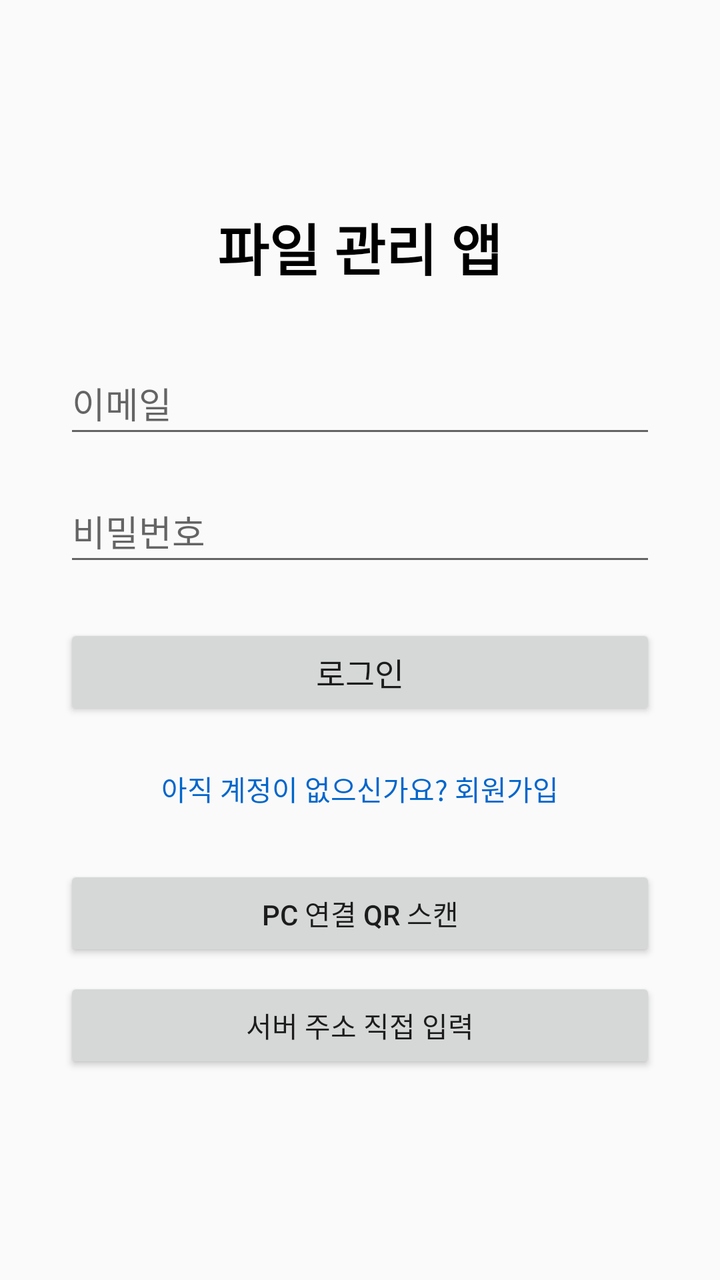
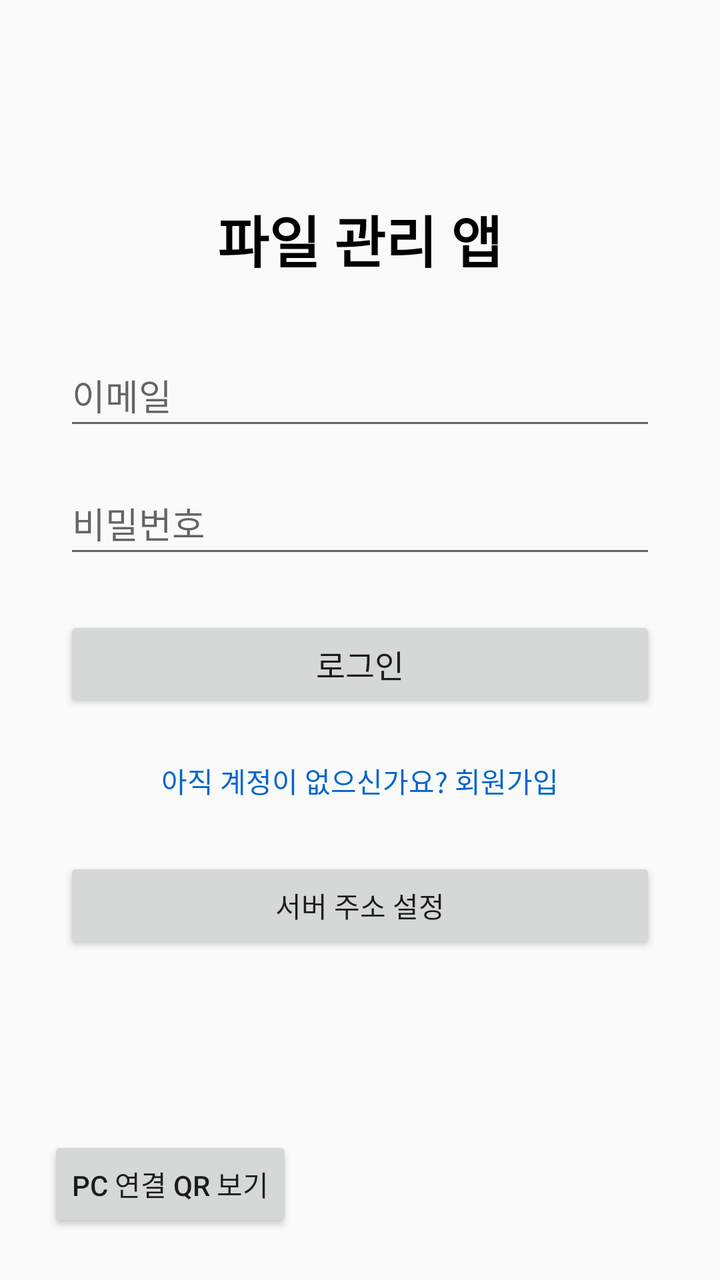

The first picture is an Android layout as it rendered before a commit; the second is the same layout after the commit. The layout source and the unified diff follow.
<!-- AndroidManifest.xml: application theme Theme.AppCompat.Light.NoActionBar -->
<!-- res/layout/activity_login.xml -->
<?xml version="1.0" encoding="utf-8"?>
<LinearLayout xmlns:android="http://schemas.android.com/apk/res/android"
    android:layout_width="match_parent"
    android:layout_height="match_parent"
    android:orientation="vertical"
    android:gravity="center"
    android:padding="32dp">

    <TextView
        android:layout_width="wrap_content"
        android:layout_height="wrap_content"
        android:text="파일 관리 앱"
        android:textSize="28sp"
        android:textStyle="bold"
        android:layout_marginBottom="32dp"
        android:textColor="#000000" />

    <EditText
        android:id="@+id/etEmail"
        android:layout_width="match_parent"
        android:layout_height="wrap_content"
        android:hint="이메일"
        android:inputType="textEmailAddress"
        android:minHeight="48dp" />

    <EditText
        android:id="@+id/etPassword"
        android:layout_width="match_parent"
        android:layout_height="wrap_content"
        android:hint="비밀번호"
        android:inputType="textPassword"
        android:minHeight="48dp"
        android:layout_marginTop="16dp" />

    <Button
        android:id="@+id/btnLogin"
        android:layout_width="match_parent"
        android:layout_height="wrap_content"
        android:text="로그인"
        android:textSize="16sp"
        android:layout_marginTop="24dp" />

    <TextView
        android:id="@+id/tvGoToSignup"
        android:layout_width="wrap_content"
        android:layout_height="wrap_content"
        android:text="아직 계정이 없으신가요? 회원가입"
        android:layout_marginTop="16dp"
        android:textColor="#0066CC"
        android:padding="8dp" />

    <Button
        android:id="@+id/btnScanPcQr"
        android:layout_width="match_parent"
        android:layout_height="wrap_content"
        android:text="PC 연결 QR 스캔"
        android:layout_marginTop="20dp" />

    <Button
        android:id="@+id/btnServerSettings"
        android:layout_width="match_parent"
        android:layout_height="wrap_content"
        android:text="서버 주소 직접 입력"
        android:layout_marginTop="8dp" />

</LinearLayout>
<!-- resources referenced by this layout -->
<resources>

</resources>

<!-- the commit's change to res/layout/activity_login.xml (unified diff, before → after) -->
@@ -1,66 +1,80 @@
 <?xml version="1.0" encoding="utf-8"?>
-<LinearLayout xmlns:android="http://schemas.android.com/apk/res/android"
+<FrameLayout xmlns:android="http://schemas.android.com/apk/res/android"
     android:layout_width="match_parent"
     android:layout_height="match_parent"
-    android:orientation="vertical"
-    android:gravity="center"
-    android:padding="32dp">
+    android:padding="24dp">
 
-    <TextView
+    <ScrollView
+        android:layout_width="match_parent"
+        android:layout_height="match_parent"
+        android:fillViewport="true"
+        android:paddingBottom="64dp">
+
+        <LinearLayout
+            android:layout_width="match_parent"
+            android:layout_height="match_parent"
+            android:gravity="center"
+            android:orientation="vertical"
+            android:padding="8dp">
+
+            <TextView
+                android:layout_width="wrap_content"
+                android:layout_height="wrap_content"
+                android:layout_marginBottom="32dp"
+                android:text="파일 관리 앱"
+                android:textColor="#000000"
+                android:textSize="28sp"
+                android:textStyle="bold" />
+
+            <EditText
+                android:id="@+id/etEmail"
+                android:layout_width="match_parent"
+                android:layout_height="wrap_content"
+                android:hint="이메일"
+                android:inputType="textEmailAddress"
+                android:minHeight="48dp" />
+
+            <EditText
+                android:id="@+id/etPassword"
+                android:layout_width="match_parent"
+                android:layout_height="wrap_content"
+                android:layout_marginTop="16dp"
+                android:hint="비밀번호"
+                android:inputType="textPassword"
+                android:minHeight="48dp" />
+
+            <Button
+                android:id="@+id/btnLogin"
+                android:layout_width="match_parent"
+                android:layout_height="wrap_content"
+                android:layout_marginTop="24dp"
+                android:text="로그인"
+                android:textSize="16sp" />
+
+            <TextView
+                android:id="@+id/tvGoToSignup"
+                android:layout_width="wrap_content"
+                android:layout_height="wrap_content"
+                android:layout_marginTop="16dp"
+                android:padding="8dp"
+                android:text="아직 계정이 없으신가요? 회원가입"
+                android:textColor="#0066CC" />
+
+            <Button
+                android:id="@+id/btnServerSettings"
+                android:layout_width="match_parent"
+                android:layout_height="wrap_content"
+                android:layout_marginTop="20dp"
+                android:text="서버 주소 설정" />
+
+        </LinearLayout>
+    </ScrollView>
+
+    <Button
+        android:id="@+id/btnShowPairingQr"
         android:layout_width="wrap_content"
         android:layout_height="wrap_content"
-        android:text="파일 관리 앱"
-        android:textSize="28sp"
-        android:textStyle="bold"
-        android:layout_marginBottom="32dp"
-        android:textColor="#000000" />
+        android:layout_gravity="bottom|start"
+        android:text="PC 연결 QR 보기" />
 
-    <EditText
-        android:id="@+id/etEmail"
-        android:layout_width="match_parent"
-        android:layout_height="wrap_content"
-        android:hint="이메일"
-        android:inputType="textEmailAddress"
-        android:minHeight="48dp" />
-
-    <EditText
-        android:id="@+id/etPassword"
-        android:layout_width="match_parent"
-        android:layout_height="wrap_content"
-        android:hint="비밀번호"
-        android:inputType="textPassword"
-        android:minHeight="48dp"
-        android:layout_marginTop="16dp" />
-
-    <Button
-        android:id="@+id/btnLogin"
-        android:layout_width="match_parent"
-        android:layout_height="wrap_content"
-        android:text="로그인"
-        android:textSize="16sp"
-        android:layout_marginTop="24dp" />
-
-    <TextView
-        android:id="@+id/tvGoToSignup"
-        android:layout_width="wrap_content"
-        android:layout_height="wrap_content"
-        android:text="아직 계정이 없으신가요? 회원가입"
-        android:layout_marginTop="16dp"
-        android:textColor="#0066CC"
-        android:padding="8dp" />
-
-    <Button
-        android:id="@+id/btnScanPcQr"
-        android:layout_width="match_parent"
-        android:layout_height="wrap_content"
-        android:text="PC 연결 QR 스캔"
-        android:layout_marginTop="20dp" />
-
-    <Button
-        android:id="@+id/btnServerSettings"
-        android:layout_width="match_parent"
-        android:layout_height="wrap_content"
-        android:text="서버 주소 직접 입력"
-        android:layout_marginTop="8dp" />
-
-</LinearLayout>
+</FrameLayout>
